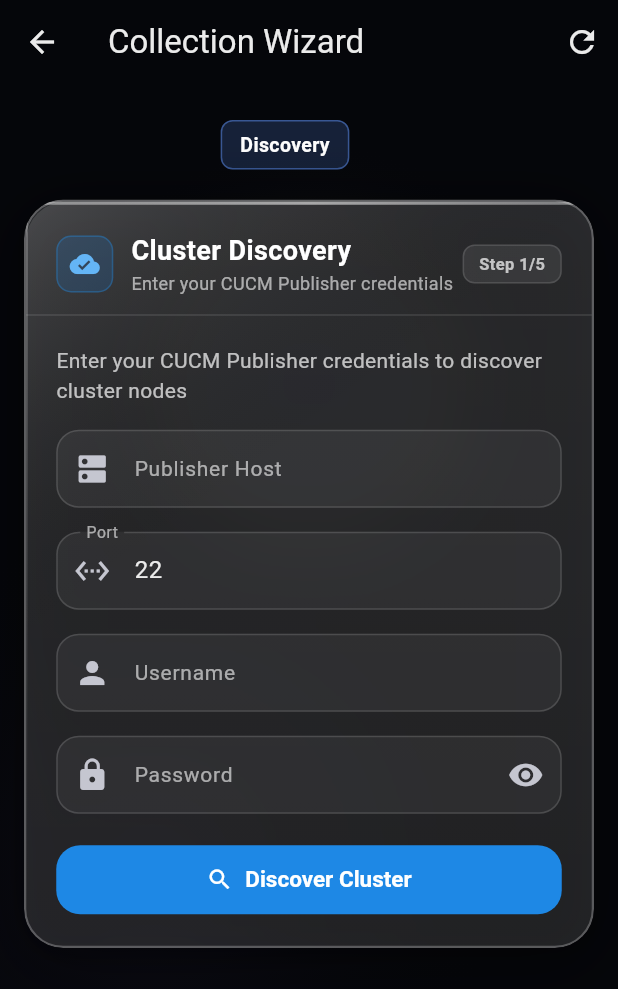
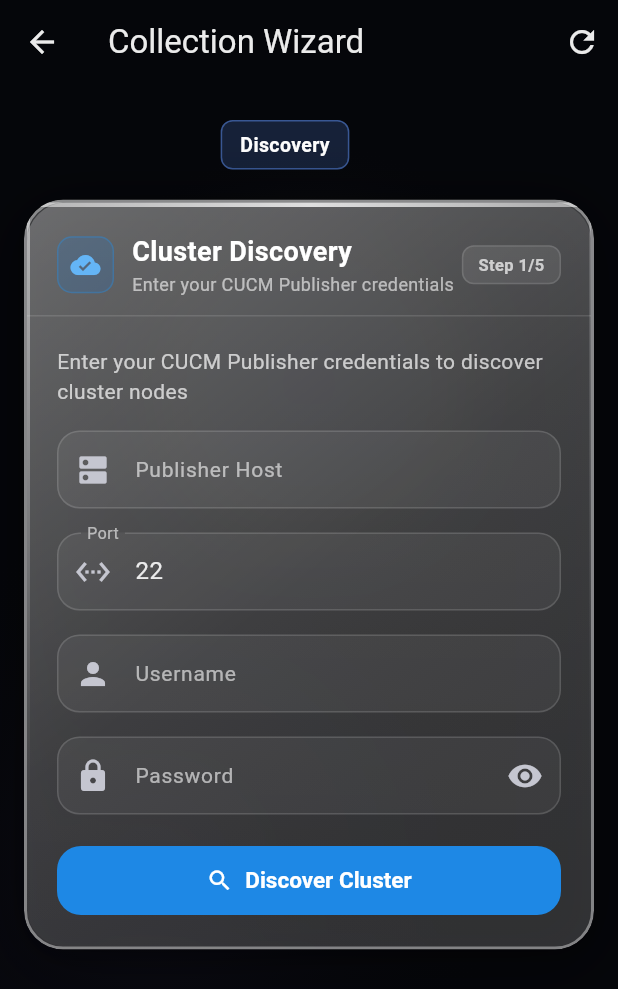
Before and after one commit to ozzuworld/cisco-frontend, a Flutter app: the CollectionWizardScreen screen opened directly, on a phone screen of 412 x 824 dp. Shown: the top 989 px of the screen. Run offline on Flutter 3.47's test engine with Material 3 defaults, Android fonts, the phone set to English and light mode, and no system bars; our stand-ins replace dio, flutter_secure_storage; accounts and stored records are empty.

Commit message:
fix: Make glass edges LUMINOUS - massively increase all opacity values
- Border: 40% opacity, 2px width (was 25%, 1.5px)
- Fill: 22-18% opacity (was 15-12%)
- Top highlight: 50-80% opacity, 3px (was 40-60%, 2px)
- Left edge: 50-20% gradient (was 30-10%)
- Right edge: 30-10% gradient (new)
- Diagonal sheen: 25-5% (was 15%)

Glass edges now MUCH brighter and more visible to match reference images.
User was extremely frustrated that previous attempts weren't bright enough.

```diff
--- a/lib/src/ui/glass_card.dart
+++ b/lib/src/ui/glass_card.dart
@@ -102,30 +102,30 @@ class GlassCard extends StatelessWidget {
           child: Container(
             decoration: BoxDecoration(
               borderRadius: effectiveBorderRadius,
-              // BRIGHT visible border for glass effect
+              // LUMINOUS border like the reference
               border: Border.all(
-                color: Colors.white.withOpacity(0.25),
-                width: 1.5,
+                color: Colors.white.withOpacity(0.40),
+                width: 2,
               ),
-              // Translucent glass fill - lighter for visibility
+              // Much brighter translucent fill
               gradient: LinearGradient(
                 begin: Alignment.topCenter,
                 end: Alignment.bottomCenter,
                 colors: [
-                  Colors.white.withOpacity(0.15),
-                  Colors.white.withOpacity(0.12),
+                  Colors.white.withOpacity(0.22),
+                  Colors.white.withOpacity(0.18),
                 ],
               ),
             ),
             child: Stack(
               children: [
-                // BRIGHT top edge highlight - this is what makes it look like glass
+                // SUPER BRIGHT top edge highlight - KEY to glass look
                 Positioned(
                   top: 0,
                   left: 0,
                   right: 0,
                   child: Container(
-                    height: 2,
+                    height: 3,
                     decoration: BoxDecoration(
                       borderRadius: BorderRadius.only(
                         topLeft: Radius.circular(effectiveBorderRadius.topLeft.x),
@@ -135,18 +135,38 @@ class GlassCard extends StatelessWidget {
                         begin: Alignment.centerLeft,
                         end: Alignment.centerRight,
                         colors: [
-                          Colors.white.withOpacity(0.4),
-                          Colors.white.withOpacity(0.6),
-                          Colors.white.withOpacity(0.4),
+                          Colors.white.withOpacity(0.5),
+                          Colors.white.withOpacity(0.8),
+                          Colors.white.withOpacity(0.5),
                         ],
                       ),
                     ),
                   ),
                 ),
-                // Left edge highlight
+                // Bright left edge
                 Positioned(
                   top: 0,
                   left: 0,
+                  bottom: 0,
+                  child: Container(
+                    width: 2,
+                    decoration: BoxDecoration(
+                      gradient: LinearGradient(
+                        begin: Alignment.topCenter,
+                        end: Alignment.bottomCenter,
+                        colors: [
+                          Colors.white.withOpacity(0.5),
+                          Colors.white.withOpacity(0.2),
+                          Colors.transparent,
+                        ],
+                      ),
+                    ),
+                  ),
+                ),
+                // Right edge highlight
+                Positioned(
+                  top: 0,
+                  right: 0,
                   bottom: 0,
                   child: Container(
                     width: 1,
@@ -163,7 +183,7 @@ class GlassCard extends StatelessWidget {
                     ),
                   ),
                 ),
-                // Diagonal sheen
+                // Strong diagonal sheen
                 Positioned.fill(
                   child: ClipRRect(
                     borderRadius: effectiveBorderRadius,
@@ -173,11 +193,11 @@ class GlassCard extends StatelessWidget {
                           begin: Alignment.topLeft,
                           end: Alignment.bottomRight,
                           colors: [
-                            Colors.white.withOpacity(0.15),
-                            Colors.transparent,
+                            Colors.white.withOpacity(0.25),
+                            Colors.white.withOpacity(0.05),
                             Colors.transparent,
                           ],
-                          stops: const [0.0, 0.4, 1.0],
+                          stops: const [0.0, 0.5, 1.0],
                         ),
                       ),
                     ),
```
